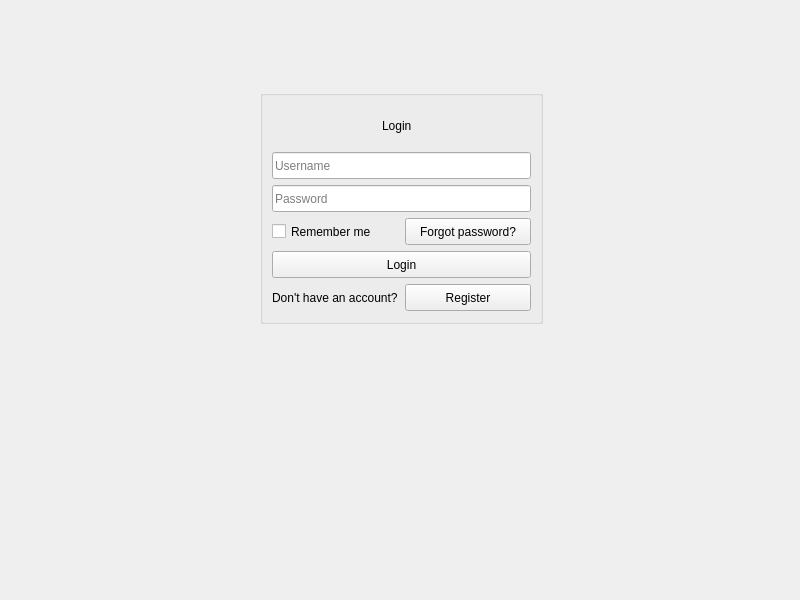
This is Login/mainwindow.ui in dihnhuunam/Qt-Projects as Qt 5 draws it before an edit. The edited form follows.
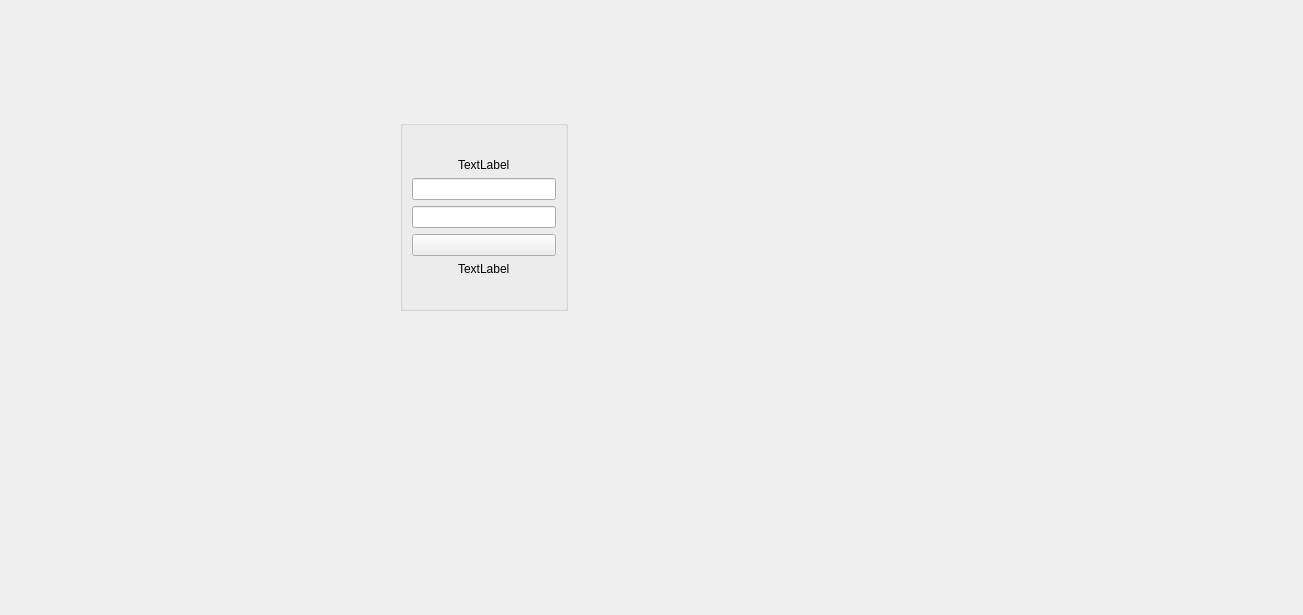
This is the edited form.

Commit message: [ADD]: Login Form

Patch:
```diff
--- a/Login/mainwindow.ui
+++ b/Login/mainwindow.ui
@@ -6,8 +6,8 @@
    <rect>
     <x>0</x>
     <y>0</y>
-    <width>800</width>
-    <height>600</height>
+    <width>1303</width>
+    <height>615</height>
    </rect>
   </property>
   <property name="windowTitle">
@@ -17,161 +17,73 @@
    <widget class="QGroupBox" name="groupBox">
     <property name="geometry">
      <rect>
-      <x>260</x>
-      <y>90</y>
-      <width>283</width>
-      <height>234</height>
+      <x>400</x>
+      <y>120</y>
+      <width>168</width>
+      <height>191</height>
      </rect>
     </property>
-    <property name="maximumSize">
-     <size>
-      <width>381</width>
-      <height>281</height>
-     </size>
-    </property>
     <property name="title">
      <string/>
     </property>
-    <property name="alignment">
-     <set>Qt::AlignCenter</set>
-    </property>
-    <property name="flat">
-     <bool>false</bool>
-    </property>
-    <layout class="QVBoxLayout" name="verticalLayout">
-     <item alignment="Qt::AlignHCenter">
-      <widget class="QLabel" name="loginLabel">
-       <property name="minimumSize">
-        <size>
-         <width>38</width>
-         <height>0</height>
-        </size>
-       </property>
-       <property name="maximumSize">
-        <size>
-         <width>38</width>
-         <height>41</height>
-        </size>
-       </property>
-       <property name="text">
-        <string>Login</string>
-       </property>
-      </widget>
-     </item>
+    <layout class="QVBoxLayout" name="verticalLayout_2">
      <item>
-      <widget class="QLineEdit" name="usernameLineEdit">
-       <property name="maximumSize">
-        <size>
-         <width>357</width>
-         <height>27</height>
-        </size>
+      <spacer name="verticalSpacer">
+       <property name="orientation">
+        <enum>Qt::Vertical</enum>
        </property>
-       <property name="placeholderText">
-        <string>Username</string>
-       </property>
-      </widget>
-     </item>
-     <item>
-      <widget class="QLineEdit" name="passwordLineEdit">
-       <property name="maximumSize">
+       <property name="sizeHint" stdset="0">
         <size>
-         <width>357</width>
-         <height>27</height>
+         <width>20</width>
+         <height>40</height>
         </size>
        </property>
-       <property name="echoMode">
-        <enum>QLineEdit::Password</enum>
-       </property>
-       <property name="placeholderText">
-        <string>Password</string>
-       </property>
-      </widget>
+      </spacer>
      </item>
      <item>
-      <layout class="QHBoxLayout" name="horizontalLayout">
-       <item>
-        <widget class="QCheckBox" name="rememberCheckBox">
-         <property name="maximumSize">
-          <size>
-           <width>175</width>
-           <height>25</height>
-          </size>
-         </property>
+      <layout class="QVBoxLayout" name="verticalLayout">
+       <item alignment="Qt::AlignHCenter">
+        <widget class="QLabel" name="loginLabel">
          <property name="text">
-          <string>Remember me</string>
+          <string>TextLabel</string>
          </property>
         </widget>
        </item>
        <item>
-        <widget class="QPushButton" name="forgotPasswordButton">
-         <property name="maximumSize">
-          <size>
-           <width>174</width>
-           <height>27</height>
-          </size>
-         </property>
-         <property name="styleSheet">
-          <string notr="true"/>
-         </property>
-         <property name="text">
-          <string>Forgot password?</string>
-         </property>
-        </widget>
+        <widget class="QLineEdit" name="usernameLineEdit"/>
        </item>
-      </layout>
-     </item>
-     <item>
-      <widget class="QPushButton" name="loginButton">
-       <property name="maximumSize">
-        <size>
-         <width>357</width>
-         <height>27</height>
-        </size>
-       </property>
-       <property name="styleSheet">
-        <string notr="true"/>
-       </property>
-       <property name="text">
-        <string>Login</string>
-       </property>
-      </widget>
-     </item>
-     <item>
-      <layout class="QHBoxLayout" name="horizontalLayout_2">
        <item>
-        <widget class="QLabel" name="registerLabel">
-         <property name="maximumSize">
-          <size>
-           <width>175</width>
-           <height>39</height>
-          </size>
-         </property>
+        <widget class="QLineEdit" name="passwordLineEdit"/>
+       </item>
+       <item>
+        <widget class="QPushButton" name="loginButton">
          <property name="text">
-          <string>Don't have an account?</string>
+          <string/>
          </property>
         </widget>
        </item>
-       <item>
-        <widget class="QPushButton" name="registerButton">
-         <property name="maximumSize">
-          <size>
-           <width>174</width>
-           <height>27</height>
-          </size>
-         </property>
-         <property name="autoFillBackground">
-          <bool>false</bool>
-         </property>
-         <property name="styleSheet">
-          <string notr="true"/>
-         </property>
+       <item alignment="Qt::AlignHCenter">
+        <widget class="QLabel" name="statusLabel">
          <property name="text">
-          <string>Register</string>
+          <string>TextLabel</string>
          </property>
         </widget>
        </item>
       </layout>
      </item>
+     <item>
+      <spacer name="verticalSpacer_2">
+       <property name="orientation">
+        <enum>Qt::Vertical</enum>
+       </property>
+       <property name="sizeHint" stdset="0">
+        <size>
+         <width>20</width>
+         <height>40</height>
+        </size>
+       </property>
+      </spacer>
+     </item>
     </layout>
    </widget>
   </widget>
```
The commit also changes 11 other files.
